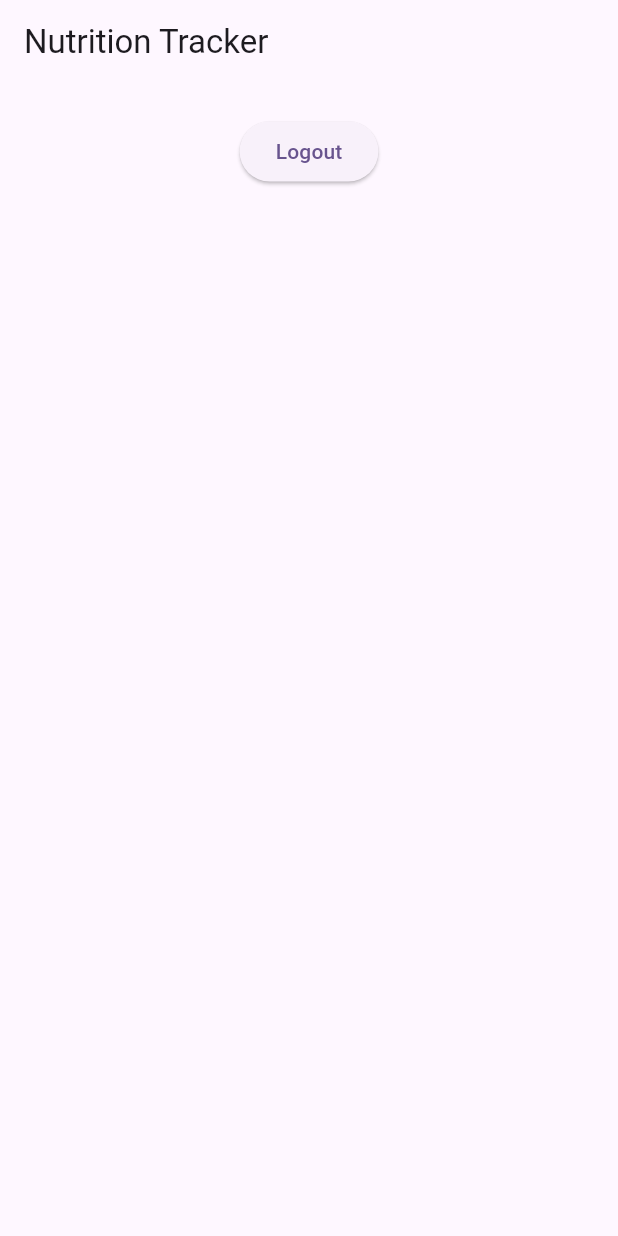
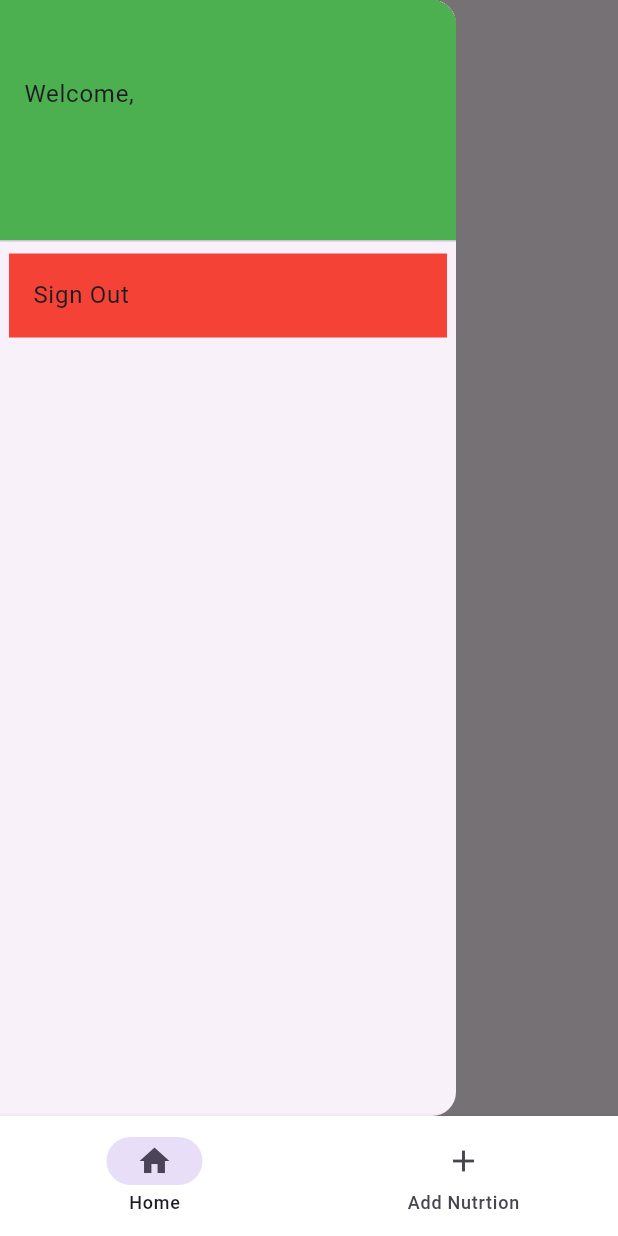
Before and after one commit to AlvinHartono/flutter-nutrition-tracker, a Flutter app: the screen it shows once a user with an empty profile is signed in, with the side drawer open (before the commit the screen has no drawer), on a phone screen of 412 x 824 dp. Run offline on Flutter 3.47's test engine with Material 3 defaults, Android fonts, the phone set to English and light mode, and no system bars; our stand-ins replace firebase_auth, firebase_core; accounts and stored records are empty.

Commit message:
auth and screens are good

```diff
--- a/lib/main.dart
+++ b/lib/main.dart
@@ -18,6 +18,7 @@ class MyApp extends StatelessWidget {
   @override
   Widget build(BuildContext context) {
     return MaterialApp(
+      debugShowCheckedModeBanner: false,
       title: 'Flutter Demo',
       theme: ThemeData(
         colorScheme: ColorScheme.fromSeed(seedColor: Colors.deepPurple),
--- /dev/null
+++ b/lib/screens/add_nutrtion_screen.dart
@@ -0,0 +1,22 @@
+import 'package:flutter/material.dart';
+
+class AddNutrtion extends StatefulWidget {
+  const AddNutrtion({super.key});
+
+  @override
+  State<AddNutrtion> createState() => _AddNutrtionState();
+}
+
+class _AddNutrtionState extends State<AddNutrtion> {
+  @override
+  Widget build(BuildContext context) {
+    return Scaffold(
+        appBar: AppBar(
+          title: const Text("Add Food"),
+          centerTitle: true,
+        ),
+        body: Center(
+          child: Text("Add Food Screen"),
+        ));
+  }
+}
--- a/lib/screens/main_screen.dart
+++ b/lib/screens/main_screen.dart
@@ -1,8 +1,6 @@
-import 'package:firebase_auth/firebase_auth.dart';
-import 'package:flutter/foundation.dart';
 import 'package:flutter/material.dart';
-import 'package:flutter/widgets.dart';
-import 'package:flutter_nutrition_tracker/user_auth/firebase_auth_implementation/firebase_auth_services.dart';
+import 'package:flutter_nutrition_tracker/screens/add_nutrtion_screen.dart';
+import 'package:flutter_nutrition_tracker/screens/nutrition_screen.dart';
 
 class MainScreen extends StatefulWidget {
   const MainScreen({super.key});
@@ -12,29 +10,34 @@ class MainScreen extends StatefulWidget {
 }
 
 class _MainScreenState extends State<MainScreen> {
-  final User? user = FirebaseAuthService().currentUser;
-
-  Future<void> signOut() async {
-    await FirebaseAuthService().signOut();
-  }
-
+  int _currentIndex = 0;
   @override
   Widget build(BuildContext context) {
     return Scaffold(
-      appBar: AppBar(
-        title: const Text("Nutrition Tracker"),
+      bottomNavigationBar: NavigationBar(
+        shadowColor: Colors.black,
+        backgroundColor: Colors.white,
+        onDestinationSelected: (value) {
+          setState(() {
+            _currentIndex = value;
+          });
+        },
+        selectedIndex: _currentIndex,
+        destinations: const <Widget>[
+          NavigationDestination(
+            icon: Icon(Icons.home),
+            label: 'Home',
+          ),
+          NavigationDestination(
+            icon: Icon(Icons.add),
+            label: 'Add Nutrtion',
+          ),
+        ],
       ),
-      body: Center(
-        child: Column(
-          children: [
-            Text(user?.email ?? 'user email'),
-            ElevatedButton(
-              onPressed: signOut,
-              child: const Text("Logout"),
-            ),
-          ],
-        ),
-      ),
+      body: [
+        const AllNutrition(),
+        const AddNutrtion(),
+      ][_currentIndex],
     );
   }
 }
--- /dev/null
+++ b/lib/screens/nutrition_screen.dart
@@ -0,0 +1,72 @@
+import 'package:flutter/material.dart';
+import 'package:firebase_auth/firebase_auth.dart';
+import 'package:flutter_nutrition_tracker/user_auth/firebase_auth_implementation/firebase_auth_services.dart';
+
+class AllNutrition extends StatefulWidget {
+  const AllNutrition({super.key});
+
+  @override
+  State<AllNutrition> createState() => _AllNutritionState();
+}
+
+class _AllNutritionState extends State<AllNutrition> {
+  final User? user = FirebaseAuthService().currentUser;
+
+  Future<void> signOut() async {
+    await FirebaseAuthService().signOut();
+  }
+
+  @override
+  Widget build(BuildContext context) {
+    return Scaffold(
+      drawer: Drawer(
+        child: ListView(
+          padding: EdgeInsets.zero,
+          children: [
+            DrawerHeader(
+                decoration: const BoxDecoration(
+                  color: Colors.green,
+                ),
+                child: Column(
+                  crossAxisAlignment: CrossAxisAlignment.start,
+                  mainAxisAlignment: MainAxisAlignment.end,
+                  children: [
+                    const Text(
+                      "Welcome,",
+                    ),
+                    SizedBox(
+                      height: 20,
+                    ),
+                    Text(
+                      user?.email ?? '',
+                      style: TextStyle(
+                        fontWeight: FontWeight.bold,
+                        fontSize: 18,
+                      ),
+                    ),
+                    SizedBox(
+                      height: 30,
+                    ),
+                  ],
+                )),
+            Container(
+              padding: const EdgeInsets.symmetric(horizontal: 6),
+              child: ListTile(
+                tileColor: Colors.red,
+                title: const Text("Sign Out"),
+                onTap: signOut,
+              ),
+            ),
+          ],
+        ),
+      ),
+      appBar: AppBar(
+        title: const Text("Nutrition Tracker"),
+        centerTitle: true,
+      ),
+      body: const Center(
+        child: Text("data"),
+      ),
+    );
+  }
+}
```
